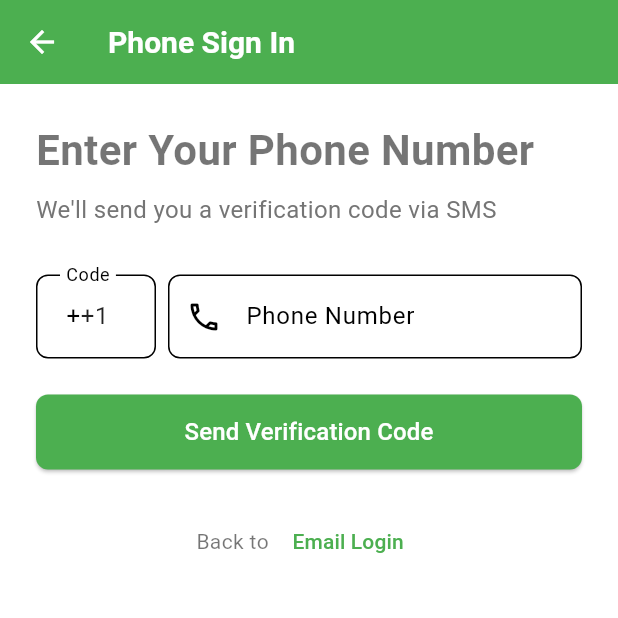
After one commit to SharmaNityam/smartchef, a Flutter app: the screen it shows after launch, after a tap on "Sign in with Phone", on a phone screen of 412 x 824 dp, the top half of it. The commit adds this screen. Run offline on Flutter 3.47's test engine with Material 3 defaults, Android fonts, the phone set to English and light mode, and no system bars; our stand-ins replace cloud_firestore, firebase_auth, firebase_core, firebase_storage, flutter_dotenv, image_picker and 1 more; accounts and stored records are empty; network calls fail.

Commit message:
Add phone authentication and update Android configuration

```diff
--- a/lib/screens/auth/login_screen.dart
+++ b/lib/screens/auth/login_screen.dart
@@ -3,6 +3,7 @@ import 'package:provider/provider.dart';
 import 'package:smartchef/screens/home_screen.dart';
 import 'package:smartchef/services/auth_service.dart';
 
+import 'phone_auth_screen.dart';
 import 'register_screen.dart';
 
 class LoginScreen extends StatefulWidget {
@@ -213,6 +214,31 @@ class _LoginScreenState extends State<LoginScreen> {
                   ),
                 ),
 
+                SizedBox(height: 16),
+
+                // Sign in with Phone Button
+                OutlinedButton.icon(
+                  onPressed: _isLoading
+                      ? null
+                      : () {
+                          Navigator.push(
+                            context,
+                            MaterialPageRoute(
+                              builder: (context) => PhoneAuthScreen(),
+                            ),
+                          );
+                        },
+                  style: OutlinedButton.styleFrom(
+                    minimumSize: Size(double.infinity, 50),
+                    side: BorderSide(color: Theme.of(context).primaryColor),
+                  ),
+                  icon: Icon(Icons.phone_outlined),
+                  label: Text(
+                    'Sign in with Phone',
+                    style: TextStyle(fontSize: 16),
+                  ),
+                ),
+
                 SizedBox(height: 24),
 
                 // OR Divider
--- /dev/null
+++ b/lib/screens/auth/phone_auth_screen.dart
@@ -0,0 +1,343 @@
+import 'package:flutter/material.dart';
+import 'package:flutter/services.dart';
+import 'package:provider/provider.dart';
+import 'package:smartchef/screens/home_screen.dart';
+import 'package:smartchef/services/auth_service.dart';
+
+class PhoneAuthScreen extends StatefulWidget {
+  @override
+  _PhoneAuthScreenState createState() => _PhoneAuthScreenState();
+}
+
+class _PhoneAuthScreenState extends State<PhoneAuthScreen> {
+  final _formKey = GlobalKey<FormState>();
+  final _phoneController = TextEditingController();
+  final _otpController = TextEditingController();
+
+  bool _isLoading = false;
+  bool _codeSent = false;
+  String? _errorMessage;
+  String? _verificationId;
+  String _countryCode = '+1'; // Default to US
+
+  @override
+  void dispose() {
+    _phoneController.dispose();
+    _otpController.dispose();
+    super.dispose();
+  }
+
+  String? _validatePhoneNumber(String? value) {
+    if (value == null || value.isEmpty) {
+      return 'Please enter your phone number';
+    }
+    // Remove any non-digit characters for validation
+    final digitsOnly = value.replaceAll(RegExp(r'\D'), '');
+    if (digitsOnly.length < 10) {
+      return 'Please enter a valid phone number';
+    }
+    return null;
+  }
+
+  String? _validateOTP(String? value) {
+    if (value == null || value.isEmpty) {
+      return 'Please enter the verification code';
+    }
+    if (value.length != 6) {
+      return 'Verification code must be 6 digits';
+    }
+    return null;
+  }
+
+  String _formatPhoneNumber(String phoneNumber) {
+    // Remove any non-digit characters
+    final digitsOnly = phoneNumber.replaceAll(RegExp(r'\D'), '');
+    // Return in E.164 format: +countryCode + phoneNumber
+    return '$_countryCode$digitsOnly';
+  }
+
+  Future<void> _sendOTP() async {
+    if (!_formKey.currentState!.validate()) return;
+
+    setState(() {
+      _isLoading = true;
+      _errorMessage = null;
+    });
+
+    try {
+      final authService = Provider.of<AuthService>(context, listen: false);
+      final phoneNumber = _formatPhoneNumber(_phoneController.text.trim());
+
+      await authService.verifyPhoneNumber(
+        phoneNumber: phoneNumber,
+        onCodeSent: (String verificationId) {
+          setState(() {
+            _verificationId = verificationId;
+            _codeSent = true;
+            _isLoading = false;
+          });
+        },
+        onError: (String error) {
+          setState(() {
+            _errorMessage = error;
+            _isLoading = false;
+          });
+        },
+        onVerificationCompleted: () async {
+          // Auto-verification completed (Android instant verification)
+          final authService = Provider.of<AuthService>(context, listen: false);
+          final user = await authService.getCurrentUserData();
+          if (user != null && mounted) {
+            Navigator.pushAndRemoveUntil(
+              context,
+              MaterialPageRoute(builder: (context) => HomeScreen()),
+              (route) => false,
+            );
+          }
+        },
+      );
+    } catch (e) {
+      setState(() {
+        _errorMessage = e.toString();
+        _isLoading = false;
+      });
+    }
+  }
+
+  Future<void> _verifyOTP() async {
+    if (_verificationId == null) {
+      setState(() {
+        _errorMessage = 'Please request a verification code first';
+      });
+      return;
+    }
+
+    if (!_formKey.currentState!.validate()) return;
+
+    setState(() {
+      _isLoading = true;
+      _errorMessage = null;
+    });
+
+    try {
+      final authService = Provider.of<AuthService>(context, listen: false);
+      final user = await authService.signInWithPhoneCredential(
+        verificationId: _verificationId!,
+        smsCode: _otpController.text.trim(),
+      );
+
+      if (user != null && mounted) {
+        Navigator.pushAndRemoveUntil(
+          context,
+          MaterialPageRoute(builder: (context) => HomeScreen()),
+          (route) => false,
+        );
+      }
+    } catch (e) {
+      setState(() {
+        _errorMessage = e.toString().contains('invalid-verification-code')
+            ? 'Invalid verification code. Please try again.'
+            : e.toString();
+        _isLoading = false;
+      });
+    }
+  }
+
+  void _resetFlow() {
+    setState(() {
+      _codeSent = false;
+      _verificationId = null;
+      _otpController.clear();
+      _errorMessage = null;
+    });
+  }
+
+  @override
+  Widget build(BuildContext context) {
+    return Scaffold(
+      appBar: AppBar(
+        title: Text(_codeSent ? 'Verify Code' : 'Phone Sign In'),
+      ),
+      body: SingleChildScrollView(
+        child: Padding(
+          padding: const EdgeInsets.all(24.0),
+          child: Form(
+            key: _formKey,
+            child: Column(
+              crossAxisAlignment: CrossAxisAlignment.start,
+              children: [
+                // Header
+                Text(
+                  _codeSent ? 'Enter Verification Code' : 'Enter Your Phone Number',
+                  style: TextStyle(
+                    fontSize: 28,
+                    fontWeight: FontWeight.bold,
+                  ),
+                ),
+
+                SizedBox(height: 8),
+
+                Text(
+                  _codeSent
+                      ? 'We sent a 6-digit code to ${_countryCode} ${_phoneController.text}'
+                      : "We'll send you a verification code via SMS",
+                  style: TextStyle(
+                    fontSize: 16,
+                    color: Colors.grey[600],
+                  ),
+                ),
+
+                SizedBox(height: 32),
+
+                // Error Message
+                if (_errorMessage != null) ...[
+                  Container(
+                    padding: EdgeInsets.all(12),
+                    decoration: BoxDecoration(
+                      color: Colors.red[50],
+                      borderRadius: BorderRadius.circular(8),
+                      border: Border.all(color: Colors.red[300]!),
+                    ),
+                    child: Row(
+                      children: [
+                        Icon(Icons.error_outline, color: Colors.red[700]),
+                        SizedBox(width: 8),
+                        Expanded(
+                          child: Text(
+                            _errorMessage!,
+                            style: TextStyle(color: Colors.red[700]),
+                          ),
+                        ),
+                      ],
+                    ),
+                  ),
+                  SizedBox(height: 16),
+                ],
+
+                if (!_codeSent) ...[
+                  // Phone Number Field
+                  Row(
+                    children: [
+                      // Country Code Dropdown (simplified)
+                      Container(
+                        width: 80,
+                        child: TextFormField(
+                          initialValue: _countryCode,
+                          decoration: InputDecoration(
+                            labelText: 'Code',
+                            prefixText: '+',
+                          ),
+                          keyboardType: TextInputType.phone,
+                          onChanged: (value) {
+                            setState(() {
+                              _countryCode = '+$value';
+                            });
+                          },
+                        ),
+                      ),
+                      SizedBox(width: 8),
+                      Expanded(
+                        child: TextFormField(
+                          controller: _phoneController,
+                          decoration: InputDecoration(
+                            labelText: 'Phone Number',
+                            prefixIcon: Icon(Icons.phone_outlined),
+                            hintText: '1234567890',
+                          ),
+                          keyboardType: TextInputType.phone,
+                          inputFormatters: [
+                            FilteringTextInputFormatter.digitsOnly,
+                          ],
+                          validator: _validatePhoneNumber,
+                        ),
+                      ),
+                    ],
+                  ),
+
+                  SizedBox(height: 24),
+
+                  // Send Code Button
+                  ElevatedButton(
+                    onPressed: _isLoading ? null : _sendOTP,
+                    style: ElevatedButton.styleFrom(
+                      minimumSize: Size(double.infinity, 50),
+                    ),
+                    child: _isLoading
+                        ? CircularProgressIndicator(color: Colors.white)
+                        : Text(
+                            'Send Verification Code',
+                            style: TextStyle(fontSize: 16),
+                          ),
+                  ),
+                ] else ...[
+                  // OTP Field
+                  TextFormField(
+                    controller: _otpController,
+                    decoration: InputDecoration(
+                      labelText: 'Verification Code',
+                      prefixIcon: Icon(Icons.lock_outlined),
+                      hintText: '000000',
+                      helperText: 'Enter the 6-digit code sent to your phone',
+                    ),
+                    keyboardType: TextInputType.number,
+                    textAlign: TextAlign.center,
+                    style: TextStyle(
+                      fontSize: 24,
+                      letterSpacing: 8,
+                      fontWeight: FontWeight.bold,
+                    ),
+                    inputFormatters: [
+                      LengthLimitingTextInputFormatter(6),
+                      FilteringTextInputFormatter.digitsOnly,
+                    ],
+                    validator: _validateOTP,
+                  ),
+
+                  SizedBox(height: 24),
+
+                  // Verify Button
+                  ElevatedButton(
+                    onPressed: _isLoading ? null : _verifyOTP,
+                    style: ElevatedButton.styleFrom(
+                      minimumSize: Size(double.infinity, 50),
+                    ),
+                    child: _isLoading
+                        ? CircularProgressIndicator(color: Colors.white)
+                        : Text(
+                            'Verify Code',
+                            style: TextStyle(fontSize: 16),
+                          ),
+                  ),
+
+                  SizedBox(height: 16),
+
+                  // Change Phone Number Button
+                  TextButton(
+                    onPressed: _isLoading ? null : _resetFlow,
+                    child: Text('Change Phone Number'),
+                  ),
+                ],
+
+                SizedBox(height: 24),
+
+                // Back to Login
+                Row(
+                  mainAxisAlignment: MainAxisAlignment.center,
+                  children: [
+                    Text("Back to "),
+                    TextButton(
+                      onPressed: () {
+                        Navigator.pop(context);
+                      },
+                      child: Text('Email Login'),
+                    ),
+                  ],
+                ),
+              ],
+            ),
+          ),
+        ),
+      ),
+    );
+  }
+}
```
Also changed, not shown: lib/services/auth_service.dart (+82 -0 lines), 4 other files.
